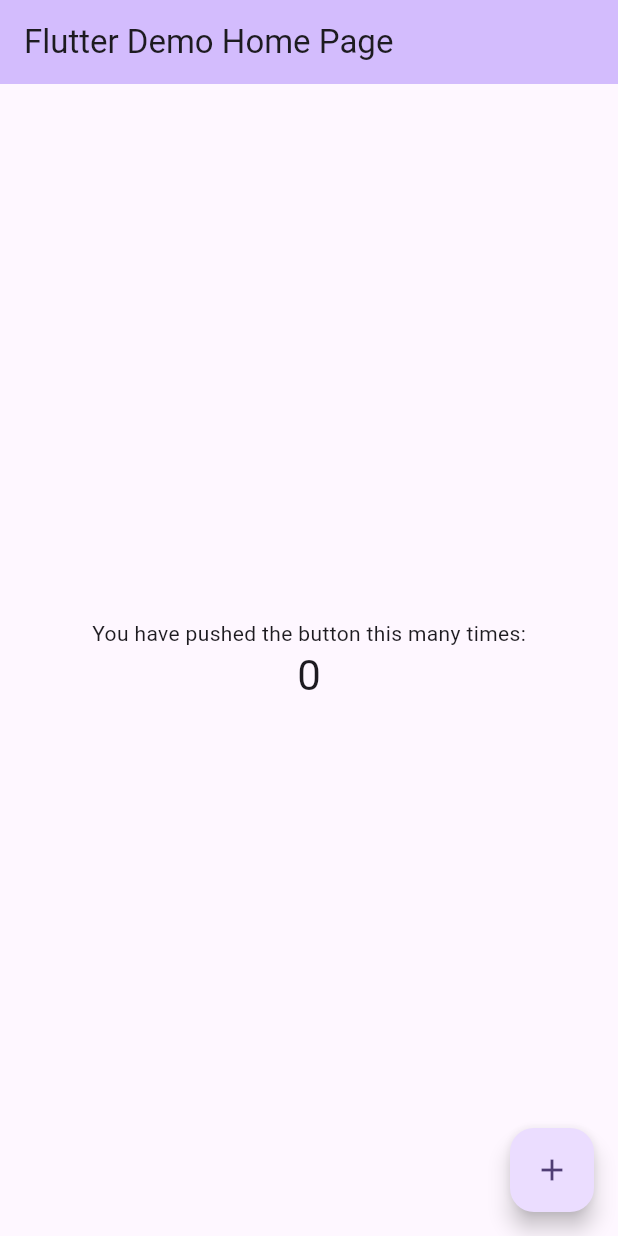
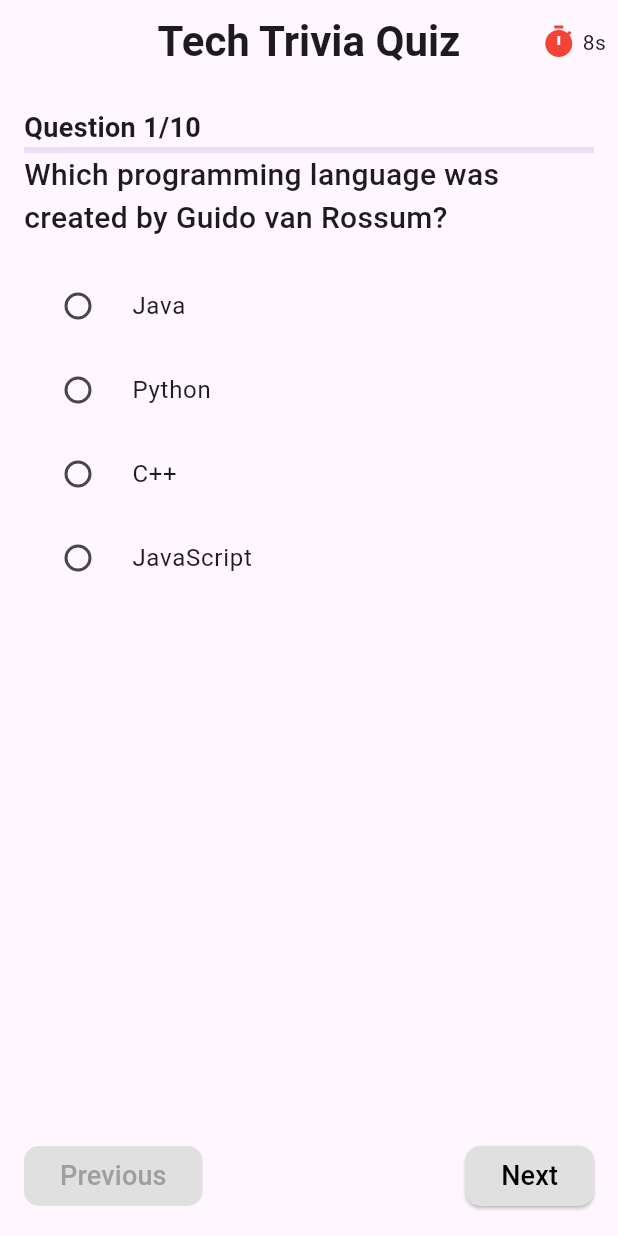
Before and after one commit to lurldgbodex/HNG, a Flutter app: the screen it shows after launch, on a phone screen of 412 x 824 dp. Run offline on Flutter 3.47's test engine with Material 3 defaults, Android fonts, the phone set to English and light mode, and no system bars; our stand-ins replace dio, equatable, flutter_bloc, flutter_dotenv.

Commit message:
feat: add quiz and result screens

```diff
--- a/hng13/mobile/hng13_stage1/lib/main.dart
+++ b/hng13/mobile/hng13_stage1/lib/main.dart
@@ -1,4 +1,9 @@
 import 'package:flutter/material.dart';
+import 'package:provider/provider.dart';
+
+import 'providers/quiz_provider.dart';
+import 'screens/quiz_screen.dart';
+import 'screens/result_screen.dart';
 
 void main() {
   runApp(const MyApp());
@@ -7,116 +12,18 @@ void main() {
 class MyApp extends StatelessWidget {
   const MyApp({super.key});
 
-  // This widget is the root of your application.
   @override
   Widget build(BuildContext context) {
-    return MaterialApp(
-      title: 'Flutter Demo',
-      theme: ThemeData(
-        // This is the theme of your application.
-        //
-        // TRY THIS: Try running your application with "flutter run". You'll see
-        // the application has a purple toolbar. Then, without quitting the app,
-        // try changing the seedColor in the colorScheme below to Colors.green
-        // and then invoke "hot reload" (save your changes or press the "hot
-        // reload" button in a Flutter-supported IDE, or press "r" if you used
-        // the command line to start the app).
-        //
-        // Notice that the counter didn't reset back to zero; the application
-        // state is not lost during the reload. To reset the state, use hot
-        // restart instead.
-        //
-        // This works for code too, not just values: Most code changes can be
-        // tested with just a hot reload.
-        colorScheme: ColorScheme.fromSeed(seedColor: Colors.deepPurple),
+    return ChangeNotifierProvider(
+      create: (_) => QuizProvider(),
+      child: MaterialApp(
+        title: 'Tech Trivia Quiz',
+        debugShowCheckedModeBanner: false,
+        routes: {
+          '/': (_) => const QuizScreen(),
+          '/result': (_) => const ResultScreen(),
+        },
       ),
-      home: const MyHomePage(title: 'Flutter Demo Home Page'),
     );
   }
 }
-
-class MyHomePage extends StatefulWidget {
-  const MyHomePage({super.key, required this.title});
-
-  // This widget is the home page of your application. It is stateful, meaning
-  // that it has a State object (defined below) that contains fields that affect
-  // how it looks.
-
-  // This class is the configuration for the state. It holds the values (in this
-  // case the title) provided by the parent (in this case the App widget) and
-  // used by the build method of the State. Fields in a Widget subclass are
-  // always marked "final".
-
-  final String title;
-
-  @override
-  State<MyHomePage> createState() => _MyHomePageState();
-}
-
-class _MyHomePageState extends State<MyHomePage> {
-  int _counter = 0;
-
-  void _incrementCounter() {
-    setState(() {
-      // This call to setState tells the Flutter framework that something has
-      // changed in this State, which causes it to rerun the build method below
-      // so that the display can reflect the updated values. If we changed
-      // _counter without calling setState(), then the build method would not be
-      // called again, and so nothing would appear to happen.
-      _counter++;
-    });
-  }
-
-  @override
-  Widget build(BuildContext context) {
-    // This method is rerun every time setState is called, for instance as done
-    // by the _incrementCounter method above.
-    //
-    // The Flutter framework has been optimized to make rerunning build methods
-    // fast, so that you can just rebuild anything that needs updating rather
-    // than having to individually change instances of widgets.
-    return Scaffold(
-      appBar: AppBar(
-        // TRY THIS: Try changing the color here to a specific color (to
-        // Colors.amber, perhaps?) and trigger a hot reload to see the AppBar
-        // change color while the other colors stay the same.
-        backgroundColor: Theme.of(context).colorScheme.inversePrimary,
-        // Here we take the value from the MyHomePage object that was created by
-        // the App.build method, and use it to set our appbar title.
-        title: Text(widget.title),
-      ),
-      body: Center(
-        // Center is a layout widget. It takes a single child and positions it
-        // in the middle of the parent.
-        child: Column(
-          // Column is also a layout widget. It takes a list of children and
-          // arranges them vertically. By default, it sizes itself to fit its
-          // children horizontally, and tries to be as tall as its parent.
-          //
-          // Column has various properties to control how it sizes itself and
-          // how it positions its children. Here we use mainAxisAlignment to
-          // center the children vertically; the main axis here is the vertical
-          // axis because Columns are vertical (the cross axis would be
-          // horizontal).
-          //
-          // TRY THIS: Invoke "debug painting" (choose the "Toggle Debug Paint"
-          // action in the IDE, or press "p" in the console), to see the
-          // wireframe for each widget.
-          mainAxisAlignment: MainAxisAlignment.center,
-          children: <Widget>[
-            const Text('You have pushed the button this many times:'),
-            Text(
-              '$_counter',
-              style: Theme.of(context).textTheme.headlineMedium,
-            ),
-          ],
-        ),
-      ),
-      floatingActionButton: FloatingActionButton(
-        onPressed: _incrementCounter,
-        tooltip: 'Increment',
-        child: const Icon(Icons.add),
-      ), // This trailing comma makes auto-formatting nicer for build methods.
-    );
-  }
-}
--- /dev/null
+++ b/hng13/mobile/hng13_stage1/lib/screens/quiz_screen.dart
@@ -0,0 +1,96 @@
+import 'package:flutter/material.dart';
+import 'package:hng13_stage1/widgets/button_widget.dart';
+import 'package:provider/provider.dart';
+
+import '../data/quiz_data.dart';
+import '../providers/quiz_provider.dart';
+
+class QuizScreen extends StatelessWidget {
+  const QuizScreen({super.key});
+
+  @override
+  Widget build(BuildContext context) {
+    final quiz = context.watch<QuizProvider>();
+
+    quiz.onQuizComplete = () {
+      if (context.mounted) {
+        Navigator.pushReplacementNamed(context, '/result');
+      }
+    };
+
+    return Consumer<QuizProvider>(
+      builder: (context, quiz, _) {
+        final question = questions[quiz.currentQuestionIndex];
+
+        return Scaffold(
+          appBar: AppBar(
+            title: Text(
+              'Tech Trivia Quiz',
+              style: TextStyle(fontSize: 28, fontWeight: FontWeight.bold),
+            ),
+            centerTitle: true,
+            actions: [
+              const Icon(Icons.timer, color: Colors.red),
+              const SizedBox(width: 4),
+              Padding(
+                padding: const EdgeInsets.only(right: 8.0),
+                child: Text('${quiz.timeLeft}s'),
+              ),
+            ],
+          ),
+          body: Padding(
+            padding: const EdgeInsets.all(16.0),
+            child: Column(
+              crossAxisAlignment: CrossAxisAlignment.start,
+              children: [
+                Text(
+                  'Question ${quiz.currentQuestionIndex + 1}/${questions.length}',
+                  style: TextStyle(fontSize: 18, fontWeight: FontWeight.bold),
+                ),
+                LinearProgressIndicator(
+                  value: quiz.currentQuestionIndex / questions.length,
+                ),
+                Text(
+                  question.question,
+                  style: TextStyle(fontSize: 20, fontWeight: FontWeight.w500),
+                ),
+                SizedBox(height: 16),
+                ...List.generate(question.options.length, (index) {
+                  return RadioGroup(
+                    groupValue: quiz.selectedAnswerIndex,
+                    onChanged: (value) {},
+                    child: RadioListTile(
+                      value: index,
+                      title: Text(question.options[index]),
+                    ),
+                  );
+                }),
+                Spacer(),
+                Row(
+                  mainAxisAlignment: MainAxisAlignment.spaceBetween,
+                  children: [
+                    ButtonWidget(
+                      onPressed: quiz.prevQuestion,
+                      text: "Previous",
+                      isDisabled: quiz.isFirstQuestion,
+                    ),
+                    ButtonWidget(
+                      onPressed: () {
+                        if (quiz.isLastQuestion) {
+                          quiz.finishQuiz();
+                        } else {
+                          quiz.nextQuestion();
+                        }
+                      },
+                      text: quiz.isLastQuestion ? 'Finish' : 'Next',
+                    ),
+                  ],
+                ),
+              ],
+            ),
+          ),
+        );
+      },
+    );
+  }
+}
```
Also changed, not shown: hng13/mobile/hng13_stage1/lib/screens/result_screen.dart (added, +84 -0 lines).
